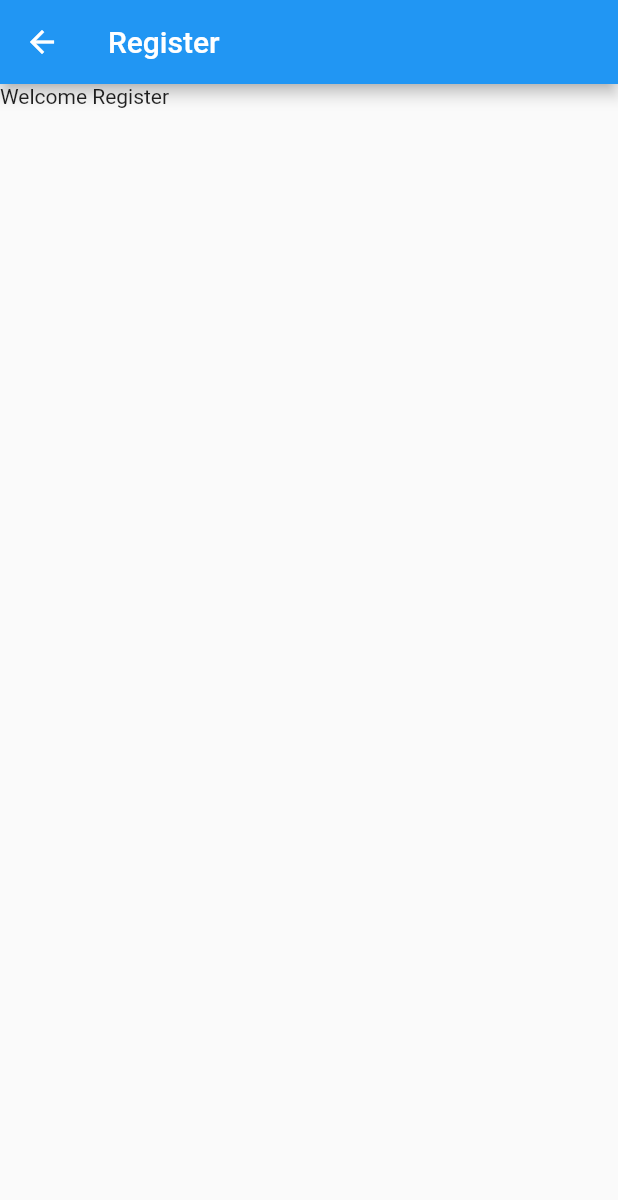
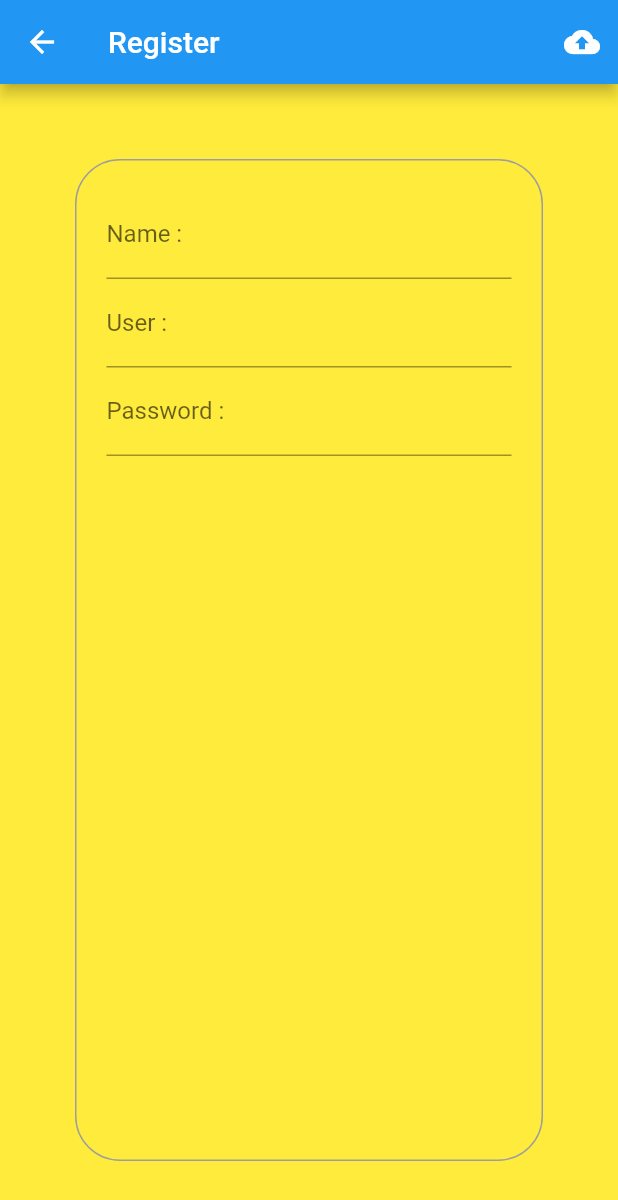
Before and after one commit to masterUNG/UngMenuFood, a Flutter app: the screen it shows after launch, after a tap on "Sign Up", on a phone screen of 412 x 824 dp. Shown: the top 1200 px of the screen. Run offline on Flutter 3.47's test engine with Material 2 defaults, Android fonts, the phone set to English and light mode, and no system bars.

Commit message:
Design UI Register Success

```diff
--- a/lib/main.dart
+++ b/lib/main.dart
@@ -10,7 +10,7 @@ void main() {
 class App extends StatelessWidget {
   @override
   Widget build(BuildContext context) {
-    return MaterialApp(
+    return MaterialApp(debugShowCheckedModeBanner: false,
       home: Authen()
     );
   }
--- a/lib/screens/register.dart
+++ b/lib/screens/register.dart
@@ -6,12 +6,60 @@ class Register extends StatefulWidget {
 }
 
 class _RegisterState extends State<Register> {
+  Widget uploadIcon() {
+    return IconButton(
+      icon: Icon(Icons.cloud_upload),
+      onPressed: () {
+        print('You Click Upload');
+      },
+    );
+  }
+
+  // Name
+  Widget nameTextFormField() {
+    return TextFormField(
+      decoration: InputDecoration(labelText: 'Name :', hintText: 'Name in Eng'),
+    );
+  }
+
+  // User
+  Widget userTextFormField() {
+    return TextFormField(
+      decoration:
+          InputDecoration(labelText: 'User :', hintText: 'fill user here'),
+    );
+  }
+
+  // Password
+  Widget passwordTextFormField() {
+    return TextFormField(
+      decoration: InputDecoration(
+          labelText: 'Password :', hintText: 'More 6 Charactor'),
+    );
+  }
+
   @override
   Widget build(BuildContext context) {
-    return Scaffold(
-      appBar: AppBar(
-        title: Text('Register'),
-      ),body: Text('Welcome Register'),
-    );
+    return Scaffold(resizeToAvoidBottomPadding: false,
+        appBar: AppBar(
+          title: Text('Register'),
+          actions: <Widget>[uploadIcon()],
+        ),
+        body: Container(color: Colors.yellow,
+            padding: EdgeInsets.all(50.0),
+            child: Container(padding: EdgeInsets.all(20.0),
+              decoration: BoxDecoration(borderRadius: BorderRadius.circular(30.0),
+                  border: Border.all(
+                      width: 1.0,
+                      color: Colors.grey,
+                      style: BorderStyle.solid)),
+              child: Column(
+                children: <Widget>[
+                  nameTextFormField(),
+                  userTextFormField(),
+                  passwordTextFormField()
+                ],
+              ),
+            )));
   }
 }
```
